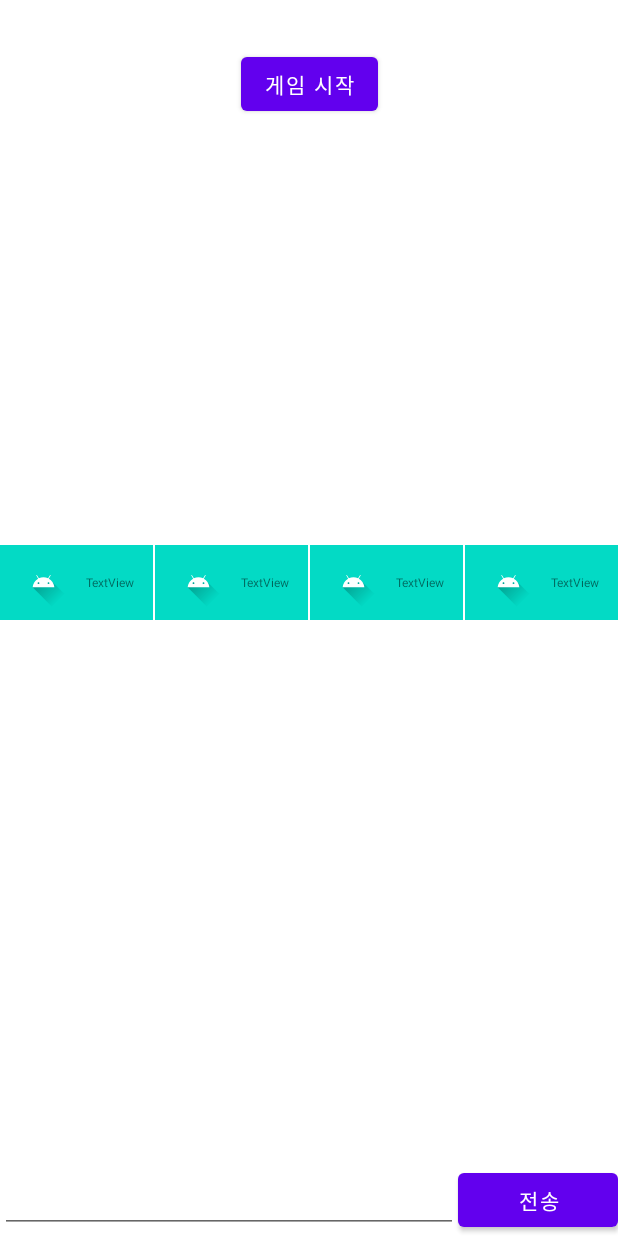
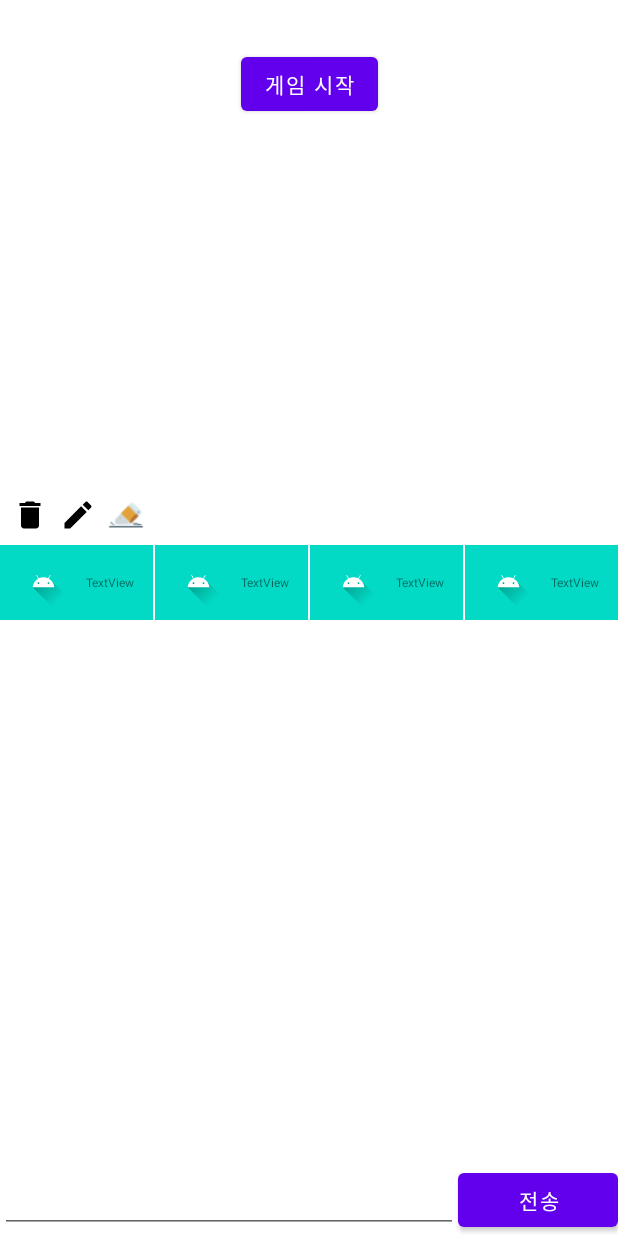
Before and after one commit to GGE2/Macha, an Android app: the RoomActivity screen opened directly, with no data from a screen before it, on a phone screen of 412 x 824 dp. Run offline under Robolectric (Android 15) with nearby library versions, the phone set to English and light mode, and no system bars; our stand-ins replace Firebase (no records; nobody signed in at launch, a user with empty details on screens opened directly); libraries missing offline, so code that uses them is left out: ua.naiksoftware.stomp; Roboto replaces fonts that are not available here; 3 statements that could not run were skipped.

Commit message:
그림판 전체 지우기 및 지우개 기능 추가

```diff
--- a/app/src/main/java/com/example/final_pjt/activity/RoomActivity.kt
+++ b/app/src/main/java/com/example/final_pjt/activity/RoomActivity.kt
@@ -1,6 +1,8 @@
 package com.example.final_pjt.activity
 
 import android.content.DialogInterface
+import android.graphics.Color
+import android.graphics.Paint
 import androidx.appcompat.app.AppCompatActivity
 import android.os.Bundle
 import android.util.Log
@@ -73,6 +75,19 @@
             stompClient.send("/pub/chat/message", data.toString()).subscribe()
             binding.roomChatEditText.text.clear()
         }
+        binding.drawClearAll.setOnClickListener {
+            binding.draw.clear()
+        }
+        binding.drawPencil.setOnClickListener {
+            binding.draw.currentColor = Color.BLACK
+            binding.draw.currentWidth = 10F
+            binding.draw.paint.strokeCap = Paint.Cap.BUTT
+        }
+        binding.drawEraser.setOnClickListener {
+            binding.draw.currentColor = Color.WHITE
+            binding.draw.currentWidth = 50F
+            binding.draw.paint.strokeCap = Paint.Cap.ROUND
+        }
     }
 
     override fun onDestroy() {
--- /dev/null
+++ b/app/src/main/res/drawable/ic_baseline_create_24.xml
@@ -0,0 +1,5 @@
+<vector android:height="24dp" android:tint="#000000"
+    android:viewportHeight="24" android:viewportWidth="24"
+    android:width="24dp" xmlns:android="http://schemas.android.com/apk/res/android">
+    <path android:fillColor="@android:color/white" android:pathData="M3,17.25V21h3.75L17.81,9.94l-3.75,-3.75L3,17.25zM20.71,7.04c0.39,-0.39 0.39,-1.02 0,-1.41l-2.34,-2.34c-0.39,-0.39 -1.02,-0.39 -1.41,0l-1.83,1.83 3.75,3.75 1.83,-1.83z"/>
+</vector>
--- /dev/null
+++ b/app/src/main/res/drawable/ic_baseline_delete_24.xml
@@ -0,0 +1,5 @@
+<vector android:height="24dp" android:tint="#000000"
+    android:viewportHeight="24" android:viewportWidth="24"
+    android:width="24dp" xmlns:android="http://schemas.android.com/apk/res/android">
+    <path android:fillColor="@android:color/white" android:pathData="M6,19c0,1.1 0.9,2 2,2h8c1.1,0 2,-0.9 2,-2V7H6v12zM19,4h-3.5l-1,-1h-5l-1,1H5v2h14V4z"/>
+</vector>
--- a/app/src/main/res/layout/activity_room.xml
+++ b/app/src/main/res/layout/activity_room.xml
@@ -240,4 +240,34 @@
             android:layout_weight="1"
             android:text="전송" />
     </LinearLayout>
+
+    <ImageView
+        android:id="@+id/draw_clear_all"
+        android:layout_width="wrap_content"
+        android:layout_height="wrap_content"
+        android:layout_marginStart="8dp"
+        android:layout_marginBottom="8dp"
+        app:layout_constraintBottom_toTopOf="@+id/room_user_layout"
+        app:layout_constraintStart_toStartOf="parent"
+        app:srcCompat="@drawable/ic_baseline_delete_24" />
+
+    <ImageView
+        android:id="@+id/draw_pencil"
+        android:layout_width="wrap_content"
+        android:layout_height="wrap_content"
+        android:layout_marginStart="8dp"
+        android:layout_marginBottom="8dp"
+        app:layout_constraintBottom_toTopOf="@+id/room_user_layout"
+        app:layout_constraintStart_toEndOf="@+id/draw_clear_all"
+        app:srcCompat="@drawable/ic_baseline_create_24" />
+
+    <ImageView
+        android:id="@+id/draw_eraser"
+        android:layout_width="24dp"
+        android:layout_height="24dp"
+        android:layout_marginStart="8dp"
+        android:layout_marginBottom="8dp"
+        app:layout_constraintBottom_toTopOf="@+id/room_user_layout"
+        app:layout_constraintStart_toEndOf="@+id/draw_pencil"
+        app:srcCompat="@drawable/eraser" />
 </androidx.constraintlayout.widget.ConstraintLayout>
```
Also changed, not shown: app/src/main/res/drawable/eraser.png (added).
